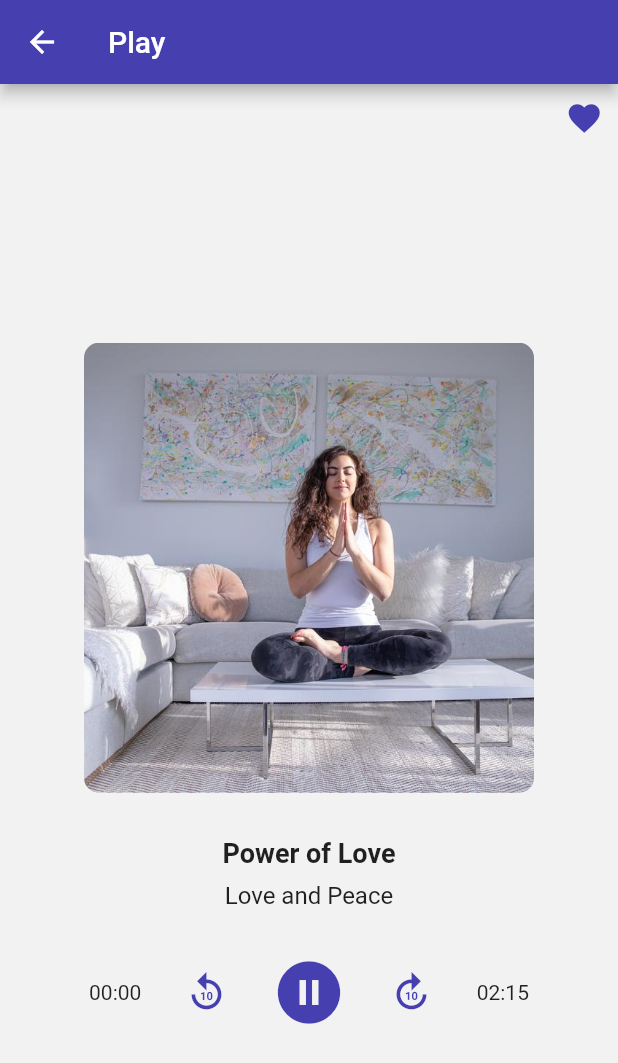
After one commit to gabiheimer/heylinda-flutter-clone, a Flutter app: the screen it shows after launch, after a tap on "Power of Love", on a phone screen of 412 x 824 dp. The commit adds this screen. Shown: the top 1063 px of the screen. Run offline on Flutter 3.47's test engine with Material 2 defaults, Android fonts, the phone set to English and light mode, and no system bars; our stand-ins replace table_calendar.

Commit message:
add play screen

```diff
--- /dev/null
+++ b/app/lib/screens/Play/Play.dart
@@ -0,0 +1,110 @@
+import 'package:app/data/meditations.dart';
+import 'package:flutter/material.dart';
+
+import '../../styles/Colors.dart';
+import '../../widgets/FavouriteButton.dart';
+import 'PlayerControls.dart';
+
+class Play extends StatelessWidget {
+  const Play({super.key, required this.meditation});
+
+  final Meditation meditation;
+
+  // TODO: implement state
+  bool get isFavourited => true;
+
+  void onFavourite() {
+    // TODO: implement function
+  }
+
+  // TODO: implement play audio functionality
+  bool get isPlaying => true;
+  String get positionTime => '00:00';
+  String get durationTime => '02:15';
+
+  void onPlay() {}
+  void onPause() {}
+  void onReplay() {}
+  void onForward() {}
+
+  @override
+  Widget build(BuildContext context) {
+    return Scaffold(
+      appBar: AppBar(
+        backgroundColor: PredefinedColors.primary,
+        title: const Text('Play'),
+      ),
+      body: Container(
+        color: PredefinedColors.background,
+        width: double.infinity,
+        child: Column(
+          children: [
+            Align(
+              alignment: Alignment.topRight,
+              child: Padding(
+                padding: const EdgeInsets.only(top: 10, right: 10),
+                child: FavouriteButton(
+                  isFavourited: isFavourited,
+                  onPress: onFavourite,
+                ),
+              ),
+            ),
+            Expanded(
+              child: Padding(
+                padding: const EdgeInsets.symmetric(horizontal: 31),
+                child: Column(
+                  mainAxisAlignment: MainAxisAlignment.center,
+                  crossAxisAlignment: CrossAxisAlignment.center,
+                  children: [
+                    Container(
+                      width: 300,
+                      height: 300,
+                      decoration: BoxDecoration(
+                        borderRadius: BorderRadius.circular(10),
+                        image: DecorationImage(
+                          image: AssetImage(meditation.image),
+                          fit: BoxFit.cover,
+                        ),
+                      ),
+                    ),
+                    const SizedBox(
+                      height: 30,
+                    ),
+                    Text(
+                      meditation.title,
+                      style: const TextStyle(
+                        fontSize: 18,
+                        fontWeight: FontWeight.bold,
+                      ),
+                    ),
+                    const SizedBox(
+                      height: 8,
+                    ),
+                    Text(
+                      meditation.subtitle,
+                      style: const TextStyle(
+                        fontSize: 16,
+                      ),
+                    ),
+                    const SizedBox(
+                      height: 30,
+                    ),
+                    PlayerControls(
+                      isPlaying: isPlaying,
+                      onPlay: onPlay,
+                      onPause: onPause,
+                      onReplay: onReplay,
+                      onForward: onForward,
+                      positionTime: positionTime,
+                      durationTime: durationTime,
+                    ),
+                  ],
+                ),
+              ),
+            )
+          ],
+        ),
+      ),
+    );
+  }
+}
--- /dev/null
+++ b/app/lib/screens/Play/PlayerControls.dart
@@ -0,0 +1,75 @@
+import 'package:app/styles/Colors.dart';
+import 'package:flutter/material.dart';
+
+class PlayerControls extends StatelessWidget {
+  const PlayerControls({
+    super.key,
+    required this.positionTime,
+    required this.durationTime,
+    required this.isPlaying,
+    required this.onPause,
+    required this.onPlay,
+    required this.onReplay,
+    required this.onForward,
+  });
+
+  final String positionTime;
+  final String durationTime;
+  final bool isPlaying;
+  final void Function() onPause;
+  final void Function() onPlay;
+  final void Function() onReplay;
+  final void Function() onForward;
+
+  @override
+  Widget build(BuildContext context) {
+    return Row(
+      mainAxisAlignment: MainAxisAlignment.spaceEvenly,
+      crossAxisAlignment: CrossAxisAlignment.center,
+      children: [
+        Text(positionTime),
+        _PlayerIcon(icon: Icons.replay_10, onPressed: onReplay, size: 30),
+        isPlaying
+            ? _PlayerIcon(
+                icon: Icons.pause_circle_filled,
+                onPressed: onPause,
+              )
+            : _PlayerIcon(
+                icon: Icons.play_circle_filled,
+                onPressed: onPlay,
+              ),
+        _PlayerIcon(
+          icon: Icons.forward_10,
+          onPressed: onForward,
+          size: 30,
+        ),
+        Text(durationTime),
+      ],
+    );
+  }
+}
+
+class _PlayerIcon extends StatelessWidget {
+  const _PlayerIcon({
+    super.key,
+    required this.icon,
+    required this.onPressed,
+    this.size,
+  });
+
+  final IconData icon;
+  final double? size;
+  final void Function() onPressed;
+
+  @override
+  Widget build(BuildContext context) {
+    return GestureDetector(
+      onTap: onPressed,
+      child: Icon(
+        icon,
+        size: size ?? 50,
+        color: PredefinedColors.primary,
+      ),
+    );
+  }
+}
--- a/app/lib/widgets/MeditationCard.dart
+++ b/app/lib/widgets/MeditationCard.dart
@@ -1,4 +1,5 @@
 import 'package:app/data/meditations.dart';
+import 'package:app/screens/Play/Play.dart';
 import 'package:app/styles/Colors.dart';
 import 'package:app/widgets/DownloadButton.dart';
 import 'package:flutter/material.dart';
@@ -9,6 +10,16 @@ class MeditationCard extends StatelessWidget {
 
   const MeditationCard({super.key, required this.item, this.isPopular = false});
 
+  void onTap(BuildContext context) {
+    Navigator.of(context).push(
+      MaterialPageRoute(
+        builder: (context) => Play(
+          meditation: item,
+        ),
+      ),
+    );
+  }
+
   @override
   Widget build(BuildContext context) {
     final textColor = Theme.of(context).textTheme.bodyText1?.color;
@@ -18,6 +29,8 @@ class MeditationCard extends StatelessWidget {
     return Container(
       width: cardWidth,
       margin: const EdgeInsets.only(right: 10),
+      child: GestureDetector(
+        onTap: () => onTap(context),
         child: Card(
           elevation: 1,
           child: InkWell(
@@ -75,6 +88,7 @@ class MeditationCard extends StatelessWidget {
             ),
           ),
         ),
+      ),
     );
   }
 }
```
Lines whose indentation alone changed are shown as unchanged.
